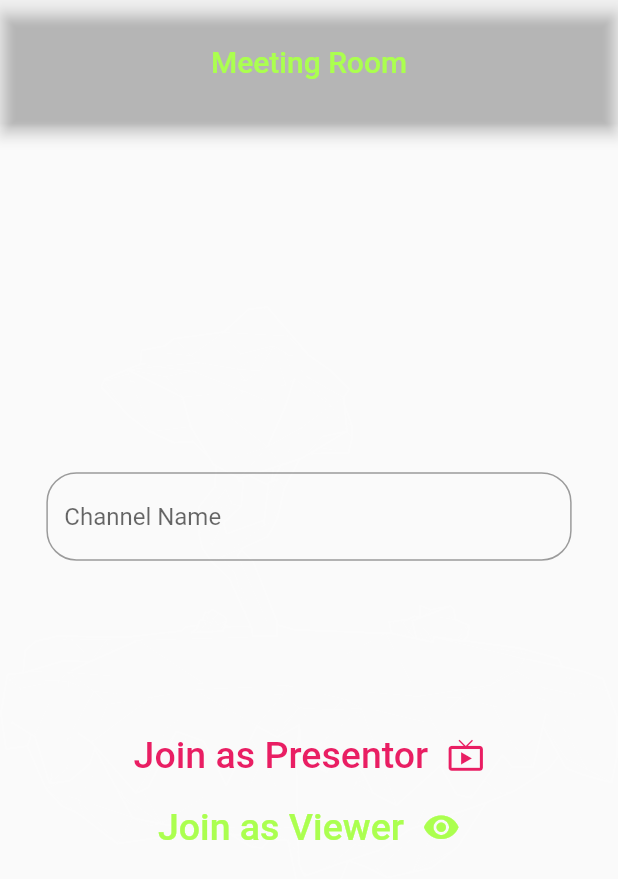
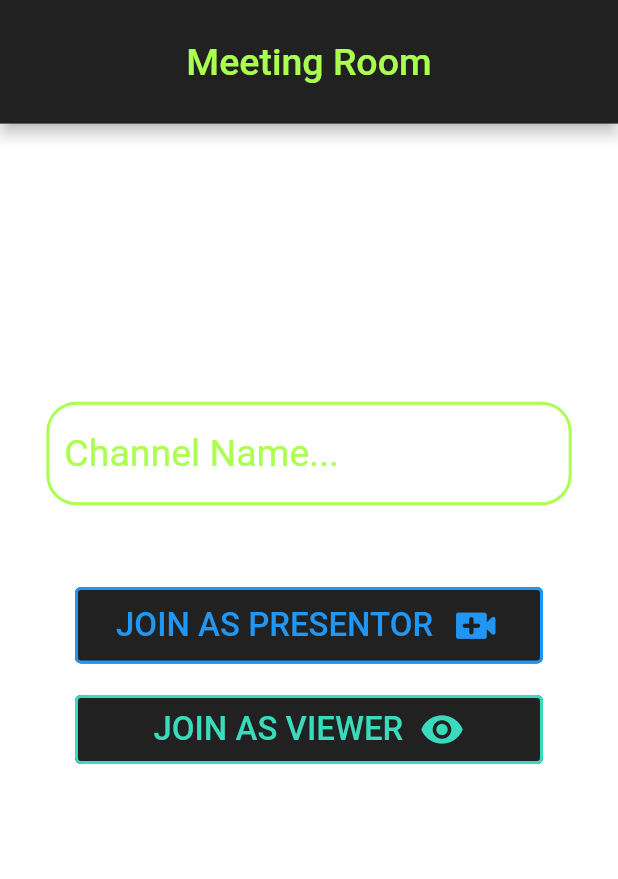
Before and after one commit to COS301-SE-2021/Rabbitania, a Flutter app: the screen it shows after launch, on a phone screen of 412 x 824 dp. Shown: the top 879 px of the screen. Run offline on Flutter 3.47's test engine with Material 2 defaults, Android fonts, the light colour scheme and no system bars; our stand-ins replace cloud_firestore, firebase_auth, firebase_core, flutter_slidable, flutter_spinbox, flutter_svg and 6 more; missing offline and left inert: agora_rtc_engine, flutter_reaction_button; accounts and stored records are empty; key blocks and very long unbroken strings in the code were emptied for the run.

Commit message:
Finished Video chat frontend

```diff
--- a/frontend/frontend/lib/src/screens/Chat/videoChannelScreen.dart
+++ b/frontend/frontend/lib/src/screens/Chat/videoChannelScreen.dart
@@ -17,17 +17,19 @@ class _ChannelScreenState extends State<ChannelScreen> {
   @override
   Widget build(BuildContext context) {
     return Scaffold(
+      backgroundColor: Colors.transparent,
       appBar: AppBar(
+        backgroundColor: utilModel.greyColor,
         toolbarHeight: MediaQuery.of(context).size.height * 0.1,
         title: Center(
           child: Text(
             'Meeting Room',
             style: TextStyle(
               color: utilModel.greenColor,
+              fontSize: 25,
             ),
           ),
         ),
-        backgroundColor: Colors.transparent,
       ),
       resizeToAvoidBottomInset: true,
       body: Stack(
@@ -39,23 +41,74 @@ class _ChannelScreenState extends State<ChannelScreen> {
           Column(
             mainAxisAlignment: MainAxisAlignment.center,
             children: <Widget>[
+              Expanded(
+                flex: 1,
+                child: Container(),
+              ),
+              Expanded(
+                flex: 3,
+                child: Column(
+                  children: [
                     Container(
                       width: MediaQuery.of(context).size.width * 0.85,
-                height: MediaQuery.of(context).size.height * 0.2,
+                      height: MediaQuery.of(context).size.height * 0.15,
                       child: TextFormField(
+                        cursorColor: utilModel.greenColor,
                         controller: _channelName,
+                        style: TextStyle(
+                          color: utilModel.greenColor,
+                          fontSize: 25,
+                        ),
                         decoration: InputDecoration(
+                          fillColor: utilModel.greenColor,
+                          hoverColor: utilModel.greenColor,
+                          focusedBorder: OutlineInputBorder(
+                            borderRadius: BorderRadius.circular(20),
+                            borderSide: BorderSide(
+                              color: utilModel.greenColor,
+                              width: 2,
+                            ),
+                          ),
+                          disabledBorder: OutlineInputBorder(
+                            borderRadius: BorderRadius.circular(20),
+                            borderSide: BorderSide(
+                              color: utilModel.greenColor,
+                              width: 2,
+                            ),
+                          ),
+                          enabledBorder: OutlineInputBorder(
+                            borderRadius: BorderRadius.circular(20),
+                            borderSide: BorderSide(
+                              color: utilModel.greenColor,
+                              width: 2,
+                            ),
+                          ),
                           border: OutlineInputBorder(
                             borderRadius: BorderRadius.circular(20),
-                      borderSide: BorderSide(color: Colors.grey),
+                            borderSide: BorderSide(
+                              color: utilModel.greenColor,
+                              style: BorderStyle.solid,
                             ),
-                    hintText: 'Channel Name',
+                          ),
+                          hintText: 'Channel Name...',
+                          hintStyle: TextStyle(
+                            color: utilModel.greenColor,
+                            fontSize: 25,
                           ),
                         ),
                       ),
-              TextButton(
+                    ),
+                    Padding(
+                      padding: const EdgeInsets.only(left: 50, right: 50),
+                      child: TextButton(
                         style: TextButton.styleFrom(
-                  primary: Colors.pink,
+                          backgroundColor: utilModel.greyColor,
+                          side: BorderSide(
+                            style: BorderStyle.solid,
+                            color: Colors.blue,
+                            width: 2,
+                          ),
+                          primary: Colors.blue,
                         ),
                         onPressed: () => onJoin(
                           isBroadcaster: true,
@@ -64,17 +117,31 @@ class _ChannelScreenState extends State<ChannelScreen> {
                           mainAxisAlignment: MainAxisAlignment.center,
                           children: <Widget>[
                             Text(
-                      'Join as Presentor  ',
-                      style: TextStyle(fontSize: 25),
+                              'JOIN AS PRESENTOR  ',
+                              style: TextStyle(
+                                fontSize: 22,
+                              ),
                             ),
                             Icon(
-                      Icons.live_tv,
-                      size: 25,
+                              Icons.video_call_rounded,
+                              size: 35,
                             )
                           ],
                         ),
                       ),
-              TextButton(
+                    ),
+                    Padding(
+                      padding:
+                          const EdgeInsets.only(top: 20, left: 50, right: 50),
+                      child: TextButton(
+                        style: TextButton.styleFrom(
+                          backgroundColor: utilModel.greyColor,
+                          side: BorderSide(
+                            style: BorderStyle.solid,
+                            color: Color.fromRGBO(57, 219, 188, 1),
+                            width: 2,
+                          ),
+                        ),
                         onPressed: () => onJoin(
                           isBroadcaster: false,
                         ),
@@ -82,26 +149,30 @@ class _ChannelScreenState extends State<ChannelScreen> {
                           mainAxisAlignment: MainAxisAlignment.center,
                           children: <Widget>[
                             Text(
-                      'Join as Viewer  ',
+                              'JOIN AS VIEWER  ',
                               style: TextStyle(
-                        fontSize: 25,
-                        color: utilModel.greenColor,
+                                fontSize: 22,
+                                color: Color.fromRGBO(57, 219, 188, 1),
                               ),
                             ),
                             Icon(
                               Icons.remove_red_eye,
-                      size: 25,
-                      color: utilModel.greenColor,
+                              size: 30,
+                              color: Color.fromRGBO(57, 219, 188, 1),
                             )
                           ],
+                        ),
                       ),
                     ),
                     Text(
                       check,
                       style: TextStyle(
-                  color: Colors.red,
+                        color: utilModel.whiteColor,
                       ),
-              )
+                    ),
+                  ],
+                ),
+              ),
             ],
           ),
         ],
@@ -111,7 +182,7 @@ class _ChannelScreenState extends State<ChannelScreen> {
 
   Future<void> onJoin({required bool isBroadcaster}) async {
     await [Permission.camera, Permission.microphone].request();
-    print("HELLLLLLLLLLLLLLLLLLLLLLLLLLLLOOOOOOOOOOOOOOOOOOOOOOOOOOOOOO");
+
     Navigator.of(context).push(
       MaterialPageRoute(
         builder: (context) => VideoChatScreen(
--- a/frontend/frontend/lib/src/screens/Chat/videoChatScreen.dart
+++ b/frontend/frontend/lib/src/screens/Chat/videoChatScreen.dart
@@ -3,10 +3,9 @@ import 'package:flutter/material.dart';
 import 'package:agora_rtc_engine/rtc_engine.dart';
 import 'package:agora_rtc_engine/rtc_local_view.dart' as RtcLocalView;
 import 'package:agora_rtc_engine/rtc_remote_view.dart' as RtcRemoteView;
+import 'package:frontend/src/models/util_model.dart';
 
-const APP_ID = "e718dc1d125d4b59a3026ac5a600d65b";
-const token =
-    "006e718dc1d125d4b59a3026ac5a600d65bIAASFrU8lqCYhSDkVlybQttpwYaT73P5/C5mFXjxS5ct2IW+hcwAAAAAEACLgpZhdFInYQEAAQByUidh";
+const APP_ID = "";
 
 class VideoChatScreen extends StatefulWidget {
   final String channelName;
@@ -48,7 +47,8 @@ class _VideoChatState extends State<VideoChatScreen> {
     if (widget.isBroadcaster)
       streamId = (await _engine.createDataStream(false, false))!;
 
-    _engine.setEventHandler(RtcEngineEventHandler(
+    _engine.setEventHandler(
+      RtcEngineEventHandler(
         joinChannelSuccess: (channel, uid, elapsed) {
           setState(() {
             print('onJoinChannel: $channel, uid: $uid');
@@ -81,9 +81,10 @@ class _VideoChatState extends State<VideoChatScreen> {
           final String info = "here is the error $error";
           print(info);
         },
-    ));
+      ),
+    );
 
-    await _engine.joinChannel(token, widget.channelName, null, 0);
+    await _engine.joinChannel(null, widget.channelName, null, 0);
   }
 
   Future<void> _initAgoraRtcEngine() async {
@@ -113,6 +114,8 @@ class _VideoChatState extends State<VideoChatScreen> {
   }
 
   Widget _toolbar() {
+    UtilModel utilModel = UtilModel();
+
     return widget.isBroadcaster
         ? Container(
             alignment: Alignment.bottomCenter,
@@ -124,19 +127,19 @@ class _VideoChatState extends State<VideoChatScreen> {
                   onPressed: _onToggleMute,
                   child: Icon(
                     muted ? Icons.mic_off : Icons.mic,
-                    color: muted ? Colors.white : Colors.blueAccent,
-                    size: 20.0,
+                    color: muted ? Colors.red : Colors.black,
+                    size: 25.0,
                   ),
                   shape: CircleBorder(),
                   elevation: 2.0,
-                  fillColor: muted ? Colors.blueAccent : Colors.white,
+                  fillColor: muted ? utilModel.greyColor : utilModel.greenColor,
                   padding: const EdgeInsets.all(12.0),
                 ),
                 RawMaterialButton(
                   onPressed: () => _onCallEnd(context),
                   child: Icon(
                     Icons.call_end,
-                    color: Colors.white,
+                    color: Colors.black,
                     size: 35.0,
                   ),
                   shape: CircleBorder(),
@@ -148,12 +151,12 @@ class _VideoChatState extends State<VideoChatScreen> {
                   onPressed: _onSwitchCamera,
                   child: Icon(
                     Icons.switch_camera,
-                    color: Colors.blueAccent,
-                    size: 20.0,
+                    color: Colors.black,
+                    size: 25.0,
                   ),
                   shape: CircleBorder(),
                   elevation: 2.0,
-                  fillColor: Colors.white,
+                  fillColor: utilModel.greenColor,
                   padding: const EdgeInsets.all(12.0),
                 ),
               ],
```
Lines whose indentation alone changed are shown as unchanged.
